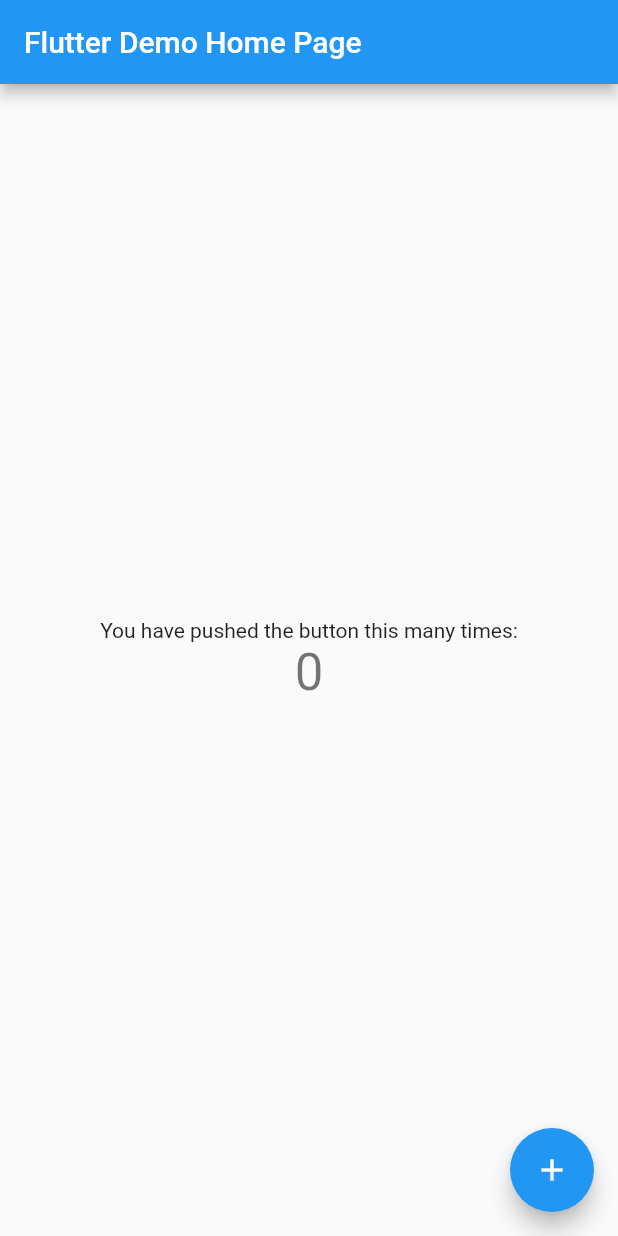
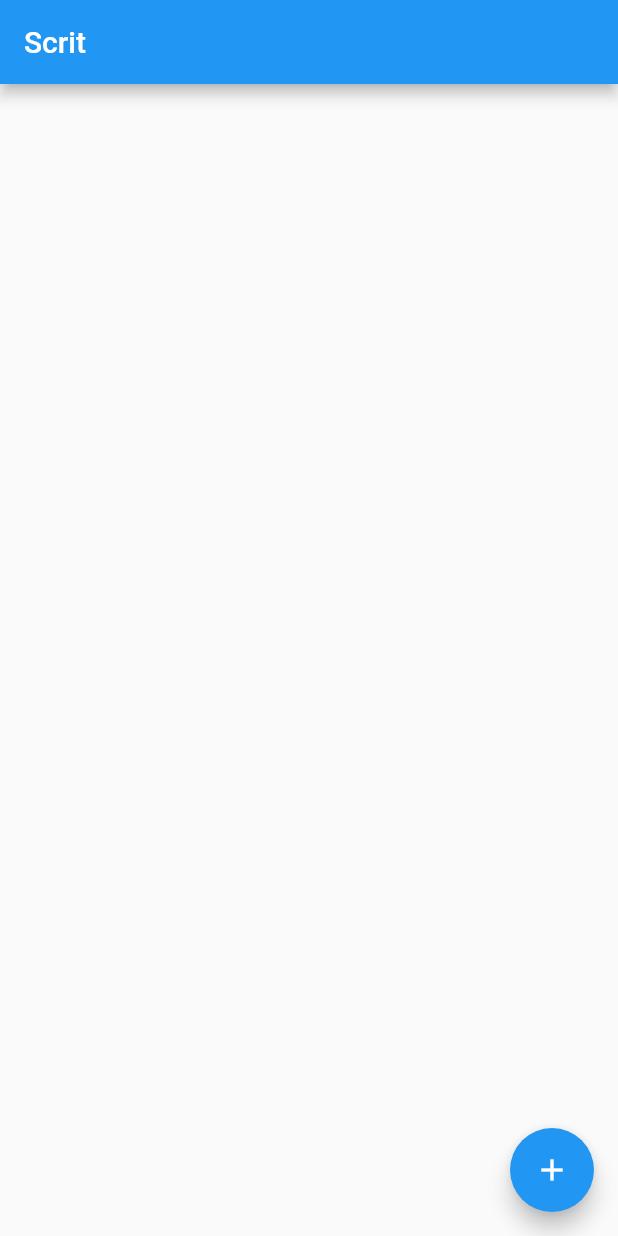
Before and after one commit to bulwinkel/scrit_flutter, a Flutter app: the screen it shows after launch, on a phone screen of 412 x 824 dp. Run offline on Flutter 3.47's test engine with Material 2 defaults, Android fonts, the phone set to English and light mode, and no system bars.

Commit message:
Remove generated getting started code

```diff
--- a/lib/main.dart
+++ b/lib/main.dart
@@ -1,4 +1,5 @@
 import 'package:flutter/material.dart';
+import 'package:scrit_flutter/ui/task_list.dart';
 
 void main() => runApp(new MyApp());
 
@@ -19,91 +20,7 @@ class MyApp extends StatelessWidget {
         // counter didn't reset back to zero; the application is not restarted.
         primarySwatch: Colors.blue,
       ),
-      home: new MyHomePage(title: 'Flutter Demo Home Page'),
+      home: TaskListWidget(),
     );
   }
 }
-
-class MyHomePage extends StatefulWidget {
-  MyHomePage({Key key, this.title}) : super(key: key);
-
-  // This widget is the home page of your application. It is stateful, meaning
-  // that it has a State object (defined below) that contains fields that affect
-  // how it looks.
-
-  // This class is the configuration for the state. It holds the values (in this
-  // case the title) provided by the parent (in this case the App widget) and
-  // used by the build method of the State. Fields in a Widget subclass are
-  // always marked "final".
-
-  final String title;
-
-  @override
-  _MyHomePageState createState() => new _MyHomePageState();
-}
-
-class _MyHomePageState extends State<MyHomePage> {
-  int _counter = 0;
-
-  void _incrementCounter() {
-    setState(() {
-      // This call to setState tells the Flutter framework that something has
-      // changed in this State, which causes it to rerun the build method below
-      // so that the display can reflect the updated values. If we changed
-      // _counter without calling setState(), then the build method would not be
-      // called again, and so nothing would appear to happen.
-      _counter++;
-    });
-  }
-
-  @override
-  Widget build(BuildContext context) {
-    // This method is rerun every time setState is called, for instance as done
-    // by the _incrementCounter method above.
-    //
-    // The Flutter framework has been optimized to make rerunning build methods
-    // fast, so that you can just rebuild anything that needs updating rather
-    // than having to individually change instances of widgets.
-    return new Scaffold(
-      appBar: new AppBar(
-        // Here we take the value from the MyHomePage object that was created by
-        // the App.build method, and use it to set our appbar title.
-        title: new Text(widget.title),
-      ),
-      body: new Center(
-        // Center is a layout widget. It takes a single child and positions it
-        // in the middle of the parent.
-        child: new Column(
-          // Column is also layout widget. It takes a list of children and
-          // arranges them vertically. By default, it sizes itself to fit its
-          // children horizontally, and tries to be as tall as its parent.
-          //
-          // Invoke "debug paint" (press "p" in the console where you ran
-          // "flutter run", or select "Toggle Debug Paint" from the Flutter tool
-          // window in IntelliJ) to see the wireframe for each widget.
-          //
-          // Column has various properties to control how it sizes itself and
-          // how it positions its children. Here we use mainAxisAlignment to
-          // center the children vertically; the main axis here is the vertical
-          // axis because Columns are vertical (the cross axis would be
-          // horizontal).
-          mainAxisAlignment: MainAxisAlignment.center,
-          children: <Widget>[
-            new Text(
-              'You have pushed the button this many times:',
-            ),
-            new Text(
-              '$_counter',
-              style: Theme.of(context).textTheme.display1,
-            ),
-          ],
-        ),
-      ),
-      floatingActionButton: new FloatingActionButton(
-        onPressed: _incrementCounter,
-        tooltip: 'Increment',
-        child: new Icon(Icons.add),
-      ), // This trailing comma makes auto-formatting nicer for build methods.
-    );
-  }
-}
--- /dev/null
+++ b/lib/ui/task_list.dart
@@ -0,0 +1,32 @@
+import 'package:flutter/material.dart';
+
+class TaskListWidget extends StatefulWidget {
+  TaskListWidget({Key key}) : super(key: key);
+
+  @override createState() => _TaskListWidgetState();
+}
+
+class _TaskListWidgetState extends State<TaskListWidget> {
+
+
+  void _incrementCounter() {
+    setState(() {
+
+    });
+  }
+
+  @override
+  Widget build(BuildContext context) {
+    return Scaffold(
+      appBar: AppBar(
+        title: Text("Scrit"),
+      ),
+//      body:
+      floatingActionButton: FloatingActionButton(
+        onPressed: _incrementCounter,
+        tooltip: 'Increment',
+        child: Icon(Icons.add),
+      ), // This trailing comma makes auto-formatting nicer for build methods.
+    );
+  }
+}
```
